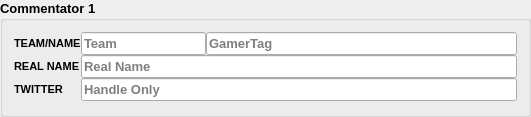
Old version of the form src/layout/TSHCommentator.ui in the repository joaorb64/TournamentStreamHelper.
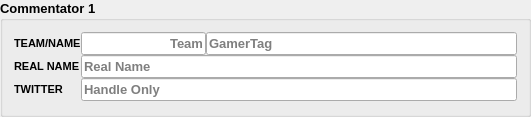
New version of the form.

Diff of the .ui file:
```diff
--- a/src/layout/TSHCommentator.ui
+++ b/src/layout/TSHCommentator.ui
@@ -56,9 +56,6 @@
    </item>
    <item row="1" column="1">
     <layout class="QHBoxLayout" name="horizontalLayout">
-     <property name="spacing">
-      <number>0</number>
-     </property>
      <item>
       <widget class="QLineEdit" name="team">
        <property name="sizePolicy">
@@ -76,6 +73,9 @@
          <bold>true</bold>
         </font>
        </property>
+       <property name="alignment">
+        <set>Qt::AlignRight|Qt::AlignTrailing|Qt::AlignVCenter</set>
+       </property>
        <property name="placeholderText">
         <string>Team</string>
        </property>
```
